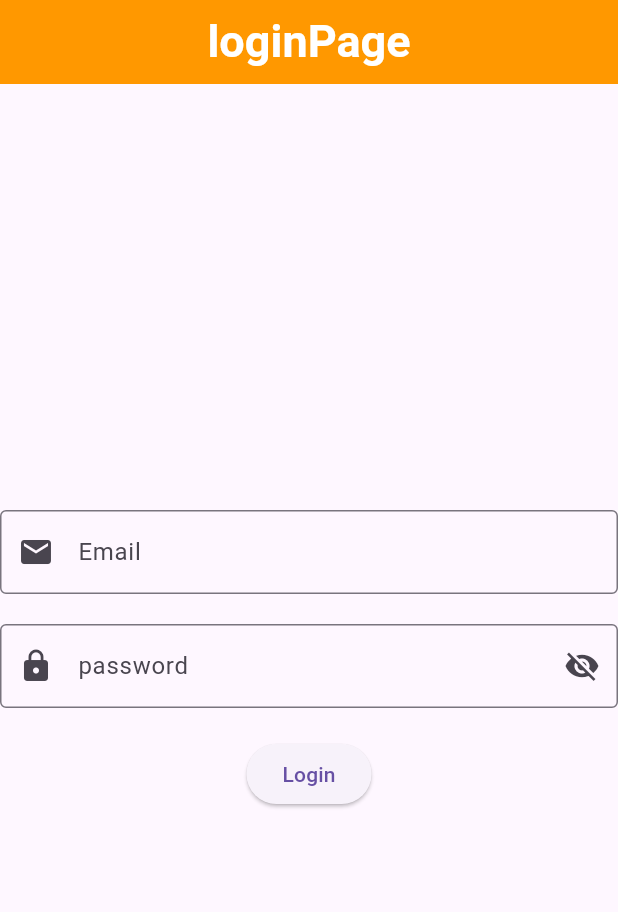
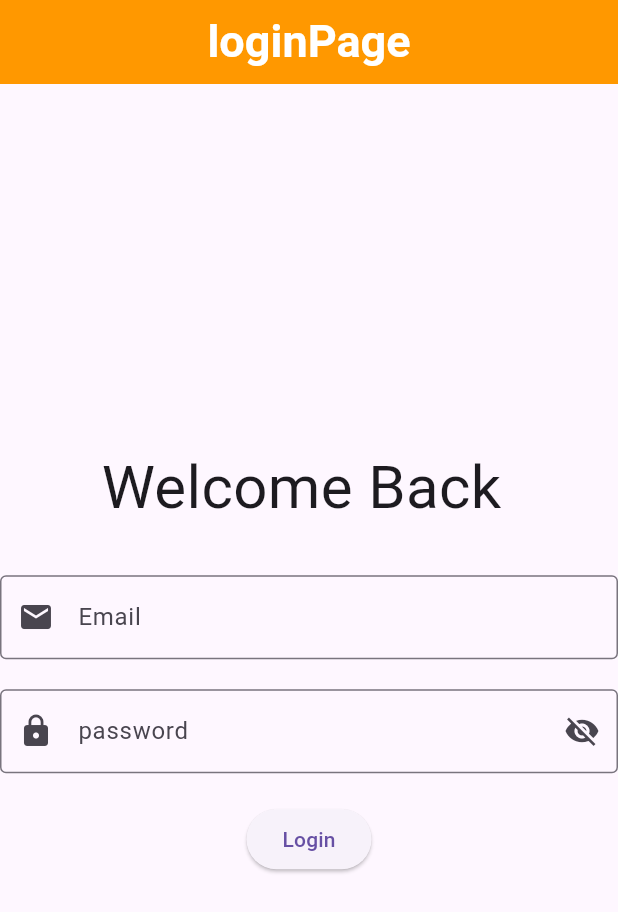
Before and after one commit to omar-albarakeh/chatapp-v2, a Flutter app: the screen it shows after launch, on a phone screen of 412 x 824 dp. Shown: the top 912 px of the screen. Run offline on Flutter 3.47's test engine with Material 3 defaults, Android fonts, the phone set to English and light mode, and no system bars.

Commit message:
login page UPDATED

```diff
--- a/lib/loginpage.dart
+++ b/lib/loginpage.dart
@@ -22,6 +22,8 @@ class _LoginpageState extends State<Loginpage> {
         mainAxisAlignment: MainAxisAlignment.center,
         crossAxisAlignment: CrossAxisAlignment.center,
         children: [
+          Text("Welcome Back " ,style: TextStyle(fontSize: 40),),
+          SizedBox(height: 30),
           const TextField(
             decoration: InputDecoration(
               labelText: "Email",
```
